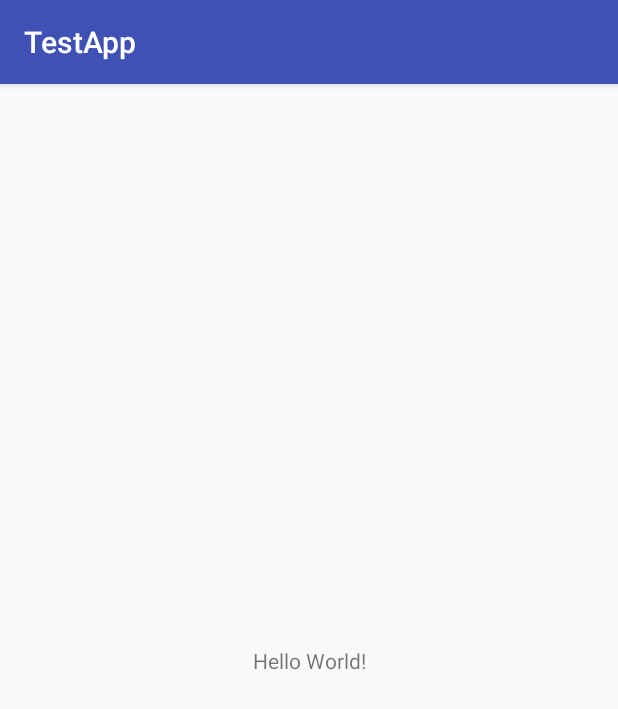
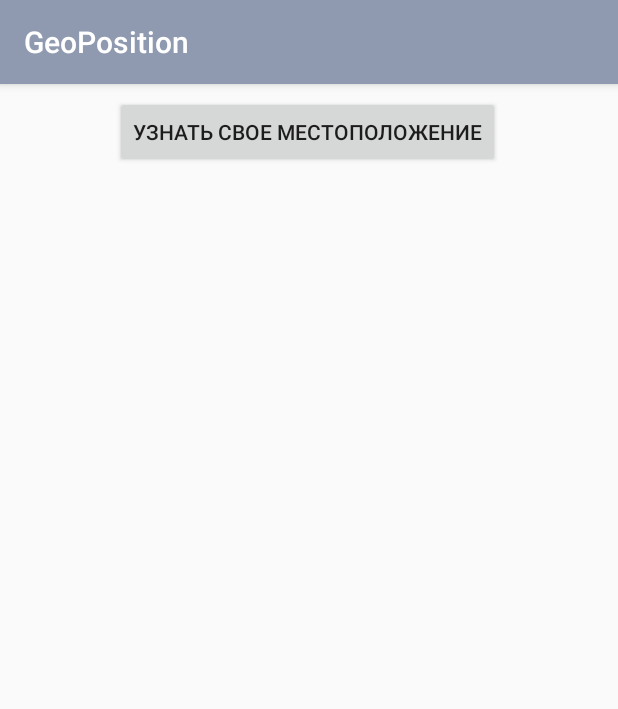
Before and after one commit to CHENJIAMIAN/TestGeoPosition, an Android app: the screen it shows after launch (MainActivity), on a phone screen of 412 x 824 dp. Shown: the top 709 px of the screen. Run offline under Robolectric (Android 15) with nearby library versions, the phone set to English and light mode, and no system bars.

Commit message:
add two activity, add get a Geoposition

```diff
--- a/app/src/main/java/test/alexander/ru/testapp/MainActivity.java
+++ b/app/src/main/java/test/alexander/ru/testapp/MainActivity.java
@@ -1,13 +1,37 @@
 package test.alexander.ru.testapp;
 
+import android.content.Intent;
 import android.support.v7.app.AppCompatActivity;
 import android.os.Bundle;
+import android.view.View;
+import android.widget.Button;
+import android.widget.TextView;
 
 public class MainActivity extends AppCompatActivity {
+
+    Button ButtonGeo;
 
     @Override
     protected void onCreate(Bundle savedInstanceState) {
         super.onCreate(savedInstanceState);
         setContentView(R.layout.activity_main);
+
+        ButtonGeo = (Button) findViewById(R.id.buttonGeo);
+
+        View.OnClickListener onClickButtonGeo = new View.OnClickListener() {
+            @Override
+            public void onClick(View v) {
+                goToActivity(v);
+            }
+        };
+
+        ButtonGeo.setOnClickListener(onClickButtonGeo);
+    }
+
+    public void goToActivity(View v) {
+        Intent intent = new Intent(this, Activity_Geo.class);
+
+        startActivity(intent);
+
     }
 }
--- a/app/src/main/res/layout/activity_main.xml
+++ b/app/src/main/res/layout/activity_main.xml
@@ -6,13 +6,15 @@
     android:layout_height="match_parent"
     tools:context="test.alexander.ru.testapp.MainActivity">
 
-    <TextView
+    <Button
+        android:id="@+id/buttonGeo"
         android:layout_width="wrap_content"
         android:layout_height="wrap_content"
-        android:text="Hello World!"
-        app:layout_constraintBottom_toBottomOf="parent"
+        android:text="@string/button_next_activity"
+        app:layout_constraintRight_toRightOf="parent"
+        android:layout_marginLeft="8dp"
         app:layout_constraintLeft_toLeftOf="parent"
-        app:layout_constraintRight_toRightOf="parent"
-        app:layout_constraintTop_toTopOf="parent" />
-
+        app:layout_constraintHorizontal_bias="0.466"
+        app:layout_constraintTop_toTopOf="parent"
+        android:layout_marginTop="8dp" />
 </android.support.constraint.ConstraintLayout>
--- a/app/src/main/res/values/colors.xml
+++ b/app/src/main/res/values/colors.xml
@@ -3,4 +3,5 @@
     <color name="colorPrimary">#3F51B5</color>
     <color name="colorPrimaryDark">#303F9F</color>
     <color name="colorAccent">#FF4081</color>
+    <color name="myColor">#8f9ab1</color>
 </resources>
--- a/app/src/main/res/values/strings.xml
+++ b/app/src/main/res/values/strings.xml
@@ -1,3 +1,4 @@
 <resources>
-    <string name="app_name">TestApp</string>
+    <string name="app_name">GeoPosition</string>
+    <string name="button_next_activity">Узнать свое местоположение</string>
 </resources>
--- a/app/src/main/res/values/styles.xml
+++ b/app/src/main/res/values/styles.xml
@@ -3,7 +3,7 @@
     <!-- Base application theme. -->
     <style name="AppTheme" parent="Theme.AppCompat.Light.DarkActionBar">
         <!-- Customize your theme here. -->
-        <item name="colorPrimary">@color/colorPrimary</item>
+        <item name="colorPrimary">@color/myColor</item>
         <item name="colorPrimaryDark">@color/colorPrimaryDark</item>
         <item name="colorAccent">@color/colorAccent</item>
     </style>
```
Also changed, not shown: app/src/main/AndroidManifest.xml (+7 -0 lines), app/src/main/java/test/alexander/ru/testapp/Activity_Geo.java (added, +102 -0 lines), app/src/main/res/layout/activity__geo.xml (added, +42 -0 lines).
